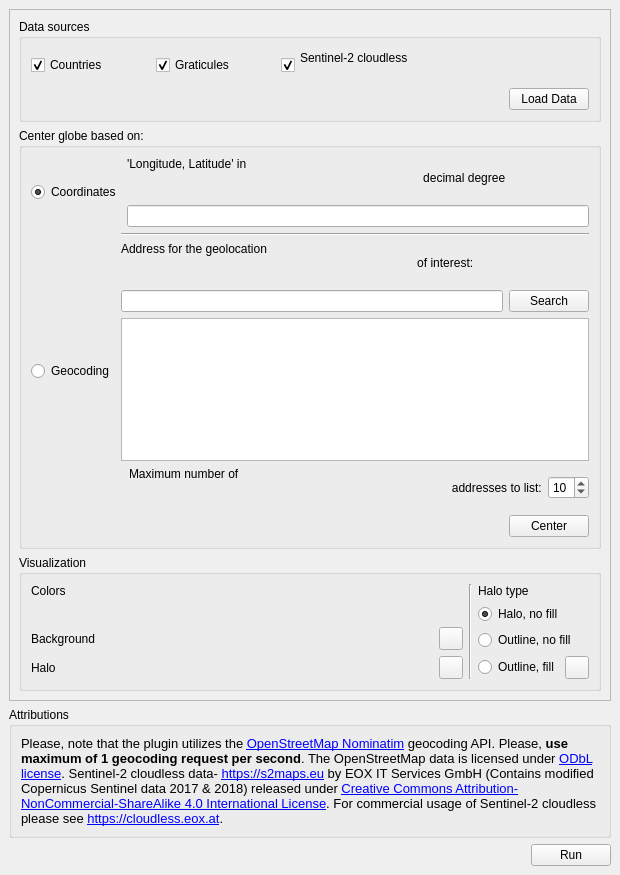
Above: globe_builder_dockwidget_base.ui from GispoCoding/GlobeBuilder before the change. Below: the same form after it.
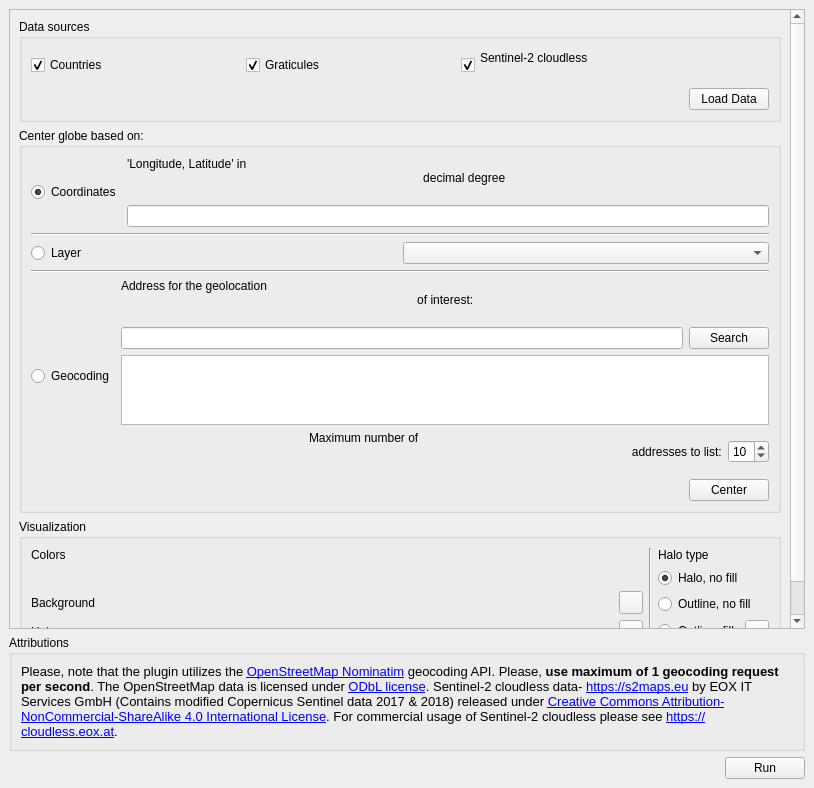
That is the form after the change. Icons and pictures are not drawn. Custom widgets are drawn as their Qt base class.

Commit message: Fixes #4: Add option to center the globe based on a layer

```diff
--- a/globe_builder_dockwidget_base.ui
+++ b/globe_builder_dockwidget_base.ui
@@ -2,14 +2,14 @@
 <ui version="4.0">
  <class>GlobeBuilderDockWidgetBase</class>
  <widget class="QDockWidget" name="GlobeBuilderDockWidgetBase">
-  <property name="geometry">
-   <rect>
-       <x>0</x>
-       <y>0</y>
-       <width>620</width>
-       <height>875</height>
-   </rect>
-  </property>
+     <property name="geometry">
+         <rect>
+             <x>0</x>
+             <y>0</y>
+             <width>814</width>
+             <height>788</height>
+         </rect>
+     </property>
      <property name="floating">
          <bool>false</bool>
      </property>
@@ -32,9 +32,9 @@
                                  <property name="geometry">
                                      <rect>
                                          <x>0</x>
-                                         <y>-16</y>
-                                         <width>584</width>
-                                         <height>611</height>
+                                         <y>0</y>
+                                         <width>792</width>
+                                         <height>524</height>
                                      </rect>
                                  </property>
                                  <layout class="QVBoxLayout" name="verticalLayout_10">
@@ -170,6 +170,36 @@
                                                              </layout>
                                                          </item>
                                                          <item>
+                                                             <widget class="Line" name="line_3">
+                                                                 <property name="orientation">
+                                                                     <enum>Qt::Horizontal</enum>
+                                                                 </property>
+                                                             </widget>
+                                                         </item>
+                                                         <item>
+                                                             <layout class="QHBoxLayout" name="horizontalLayout_12">
+                                                                 <item>
+                                                                     <widget class="QRadioButton"
+                                                                             name="radioButtonLayer">
+                                                                         <property name="text">
+                                                                             <string>Layer</string>
+                                                                         </property>
+                                                                     </widget>
+                                                                 </item>
+                                                                 <item>
+                                                                     <widget class="QgsMapLayerComboBox"
+                                                                             name="mMapLayerComboBox"/>
+                                                                 </item>
+                                                             </layout>
+                                                         </item>
+                                                         <item>
+                                                             <widget class="Line" name="line">
+                                                                 <property name="orientation">
+                                                                     <enum>Qt::Horizontal</enum>
+                                                                 </property>
+                                                             </widget>
+                                                         </item>
+                                                         <item>
                                                              <layout class="QHBoxLayout" name="horizontalLayout_5">
                                                                  <item>
                                                                      <widget class="QRadioButton"
@@ -182,13 +212,6 @@
                                                                  <item>
                                                                      <layout class="QVBoxLayout"
                                                                              name="verticalLayout_2">
-                                                                         <item>
-                                                                             <widget class="Line" name="line">
-                                                                                 <property name="orientation">
-                                                                                     <enum>Qt::Horizontal</enum>
-                                                                                 </property>
-                                                                             </widget>
-                                                                         </item>
                                                                          <item>
                                                                              <widget class="QLabel" name="label_3">
                                                                                  <property name="text">
@@ -600,6 +623,11 @@
             <extends>QToolButton</extends>
             <header>qgscolorbutton.h</header>
         </customwidget>
+        <customwidget>
+            <class>QgsMapLayerComboBox</class>
+            <extends>QComboBox</extends>
+            <header>qgsmaplayercombobox.h</header>
+        </customwidget>
     </customwidgets>
     <resources>
         <include location="resources.qrc"/>
```
Left out of the diff: 5 changed lines with no effect on the pictures. The commit also changes 6 other files.
